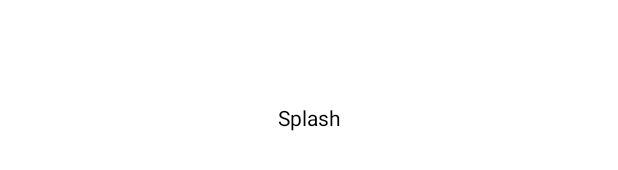
After one commit to avocadochif-core/lab-of-inspire, an Android app: the layout activity_splash.xml on its own in the app's theme, with its tools: preview values and no code run, on a phone screen of 412 x 824 dp. The commit adds this screen. Shown: the part 501-671 px from the top of the screen. Run offline under Robolectric (Android 15) with nearby library versions, the phone set to English and light mode, and no system bars.

Commit message:
Added main screen and changed app launch navigation.

```diff
--- a/app/src/main/java/com/lab/of/inspire/datasource/sharedpreference/CorePreferences.kt
+++ b/app/src/main/java/com/lab/of/inspire/datasource/sharedpreference/CorePreferences.kt
@@ -12,6 +12,7 @@ object CorePreferences {
     private const val CORE_PREFERENCES = "com.lab.of.inspire.core.preferences"
 
     private const val IS_USER_LOGGED = "is.user.logged"
+    private const val OPEN_FLOW_TYPE = "open.flow.type"
 
     private lateinit var preferences: SharedPreferences
 
@@ -23,6 +24,7 @@ object CorePreferences {
     fun clearData() {
         preferences.edit(true) {
             remove(IS_USER_LOGGED)
+            remove(OPEN_FLOW_TYPE)
         }
     }
 
@@ -30,4 +32,8 @@ object CorePreferences {
         get() = preferences.getBoolean(IS_USER_LOGGED, false)
         set(value) = preferences.edit().putBoolean(IS_USER_LOGGED, value).apply()
 
+    var openFlowType
+        get() = preferences.getString(OPEN_FLOW_TYPE, null)
+        set(value) = preferences.edit().putString(OPEN_FLOW_TYPE, value).apply()
+
 }
--- a/app/src/main/java/com/lab/of/inspire/view/activity/onboarding/OnboardingActivity.kt
+++ b/app/src/main/java/com/lab/of/inspire/view/activity/onboarding/OnboardingActivity.kt
@@ -10,11 +10,12 @@ import com.lab.of.inspire.databinding.ActivityOnboardingBinding
 import com.lab.of.inspire.extensions.bindData
 import com.lab.of.inspire.extensions.init
 import com.lab.of.inspire.extensions.obs
+import com.lab.of.inspire.extensions.openActivityWithFinish
 import com.lab.of.inspire.view.activity.base.BaseActivity
+import com.lab.of.inspire.view.activity.home.MainActivity
 import com.lab.of.inspire.view.viewpager.adapter.OnboardingAdapter
 import com.lab.of.inspire.view.viewpager.callbacks.PageChangedCallback
 import com.lab.of.inspire.viewmodel.onboarding.OnboardingViewModel
-import org.jetbrains.anko.toast
 
 class OnboardingActivity : BaseActivity() {
 
@@ -44,10 +45,9 @@ class OnboardingActivity : BaseActivity() {
     }
 
     private fun initObservers() {
-        viewModel.skipBtnClickedLD.obs(this) { toast("skip clicked") }
         viewModel.onboardingPagesLD.obs(this) { adapter.updateData(it) }
+        viewModel.navigateToMainFlowLD.obs(this) { openActivityWithFinish(MainActivity()) }
         viewModel.skipBtnInvisibilityLD.obs(this) { binding.skipTV.isInvisible = it }
-        viewModel.getStartedBtnClickedLD.obs(this) { toast("get started clicked") }
         viewModel.getStartedBtnInvisibilityLD.obs(this) { binding.getStartedBTN.isInvisible = it }
     }
 
--- /dev/null
+++ b/app/src/main/res/layout/activity_splash.xml
@@ -0,0 +1,19 @@
+<?xml version="1.0" encoding="utf-8"?>
+<androidx.constraintlayout.widget.ConstraintLayout xmlns:android="http://schemas.android.com/apk/res/android"
+    xmlns:app="http://schemas.android.com/apk/res-auto"
+    xmlns:tools="http://schemas.android.com/tools"
+    android:layout_width="match_parent"
+    android:layout_height="match_parent"
+    tools:context=".view.activity.home.MainActivity">
+
+    <TextView
+        android:layout_width="wrap_content"
+        android:layout_height="wrap_content"
+        android:text="Splash"
+        android:textColor="@color/black"
+        app:layout_constraintBottom_toBottomOf="parent"
+        app:layout_constraintLeft_toLeftOf="parent"
+        app:layout_constraintRight_toRightOf="parent"
+        app:layout_constraintTop_toTopOf="parent" />
+
+</androidx.constraintlayout.widget.ConstraintLayout>
```
Also changed, not shown: app/src/main/AndroidManifest.xml (+6 -2 lines), app/src/main/java/com/lab/of/inspire/LabOfInspire.kt (+7 -0 lines), app/src/main/java/com/lab/of/inspire/enums/OpenFlowType.kt (added, +18 -0 lines), app/src/main/java/com/lab/of/inspire/view/activity/MainActivity.kt (deleted, +0 -15 lines), app/src/main/java/com/lab/of/inspire/view/activity/SplashActivity.kt (added, +39 -0 lines), app/src/main/java/com/lab/of/inspire/view/activity/home/MainActivity.kt (added, +40 -0 lines), app/src/main/java/com/lab/of/inspire/viewmodel/SplashViewModel.kt (added, +45 -0 lines), app/src/main/java/com/lab/of/inspire/viewmodel/home/MainViewModel.kt (added, +19 -0 lines), app/src/main/java/com/lab/of/inspire/viewmodel/onboarding/OnboardingViewModel.kt (+18 -9 lines), app/src/main/java/com/lab/of/inspire/viewmodel/singleLiveEvent/SingleLiveEvent.kt (added, +54 -0 lines), app/src/main/res/layout/activity_main.xml (+15 -4 lines).
